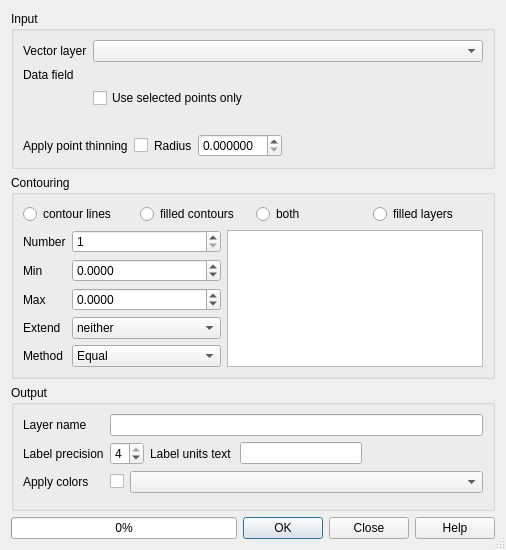
Qt form contour/frmContour.ui (ccrook/QGIS-Contour-Plugin) before a commit.
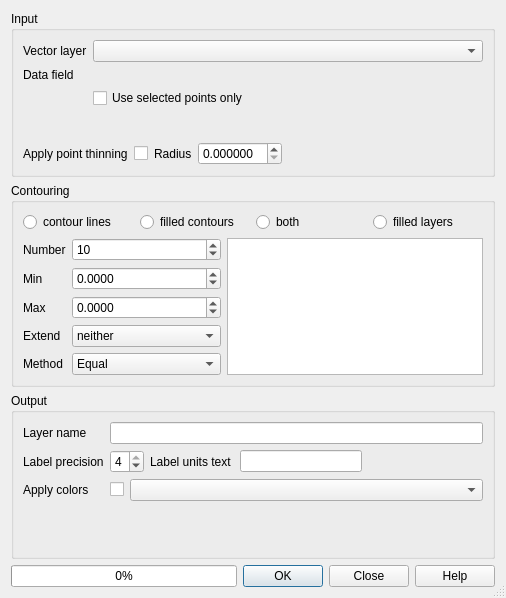
The same form after that commit. Custom widgets are drawn as their Qt base class.

What changed in the file:
```diff
--- a/contour/frmContour.ui
+++ b/contour/frmContour.ui
@@ -10,7 +10,7 @@
     <x>0</x>
     <y>0</y>
     <width>506</width>
-    <height>532</height>
+    <height>598</height>
    </rect>
   </property>
   <property name="windowTitle">
@@ -209,6 +209,9 @@
         <property name="maximum">
          <number>999</number>
         </property>
+        <property name="value">
+         <number>10</number>
+        </property>
        </widget>
       </item>
       <item row="1" column="2" rowspan="5">
```
